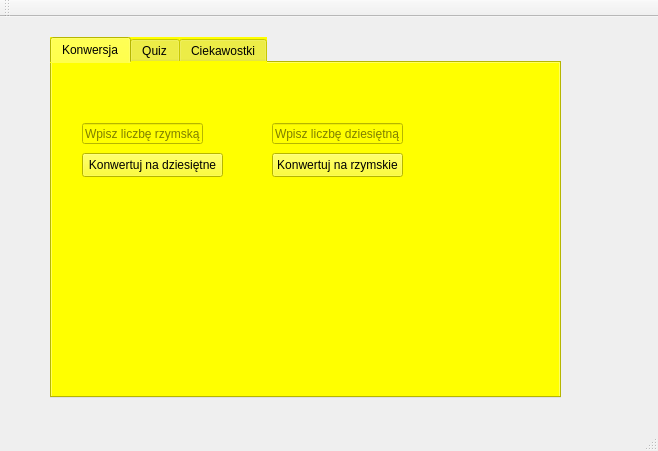
Above: KidsEduGame/GameGUI/GameGUI.ui from mirkosms/KidsEduGame before the change. Below: the same form after it.
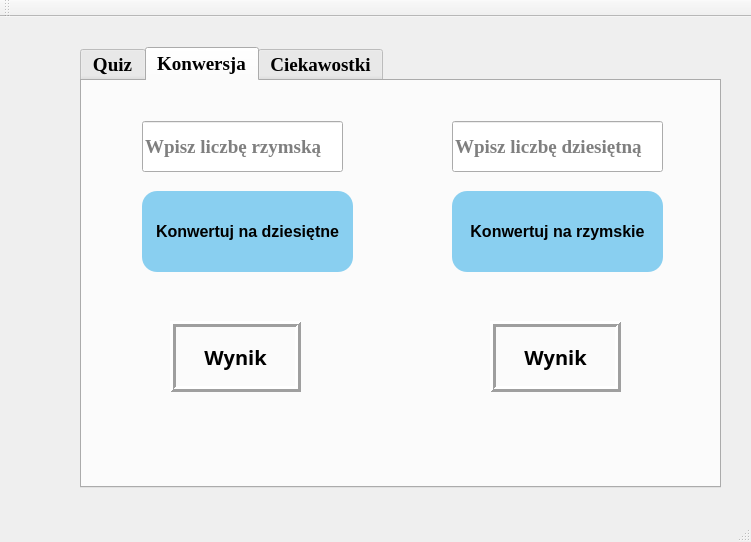
That is the form after the change. The open tabs and pages were chosen to show the change. Icons and pictures are not drawn.

Commit message:
Implement GUI Changes and Style Updates
- Added changes to the GUI.
- Worked on style updates.
- The program is now almost fully functional.

```diff
--- a/KidsEduGame/GameGUI/GameGUI.ui
+++ b/KidsEduGame/GameGUI/GameGUI.ui
@@ -6,8 +6,8 @@
    <rect>
     <x>0</x>
     <y>0</y>
-    <width>658</width>
-    <height>451</height>
+    <width>751</width>
+    <height>542</height>
    </rect>
   </property>
   <property name="windowTitle">
@@ -17,101 +17,36 @@
    <widget class="QTabWidget" name="tabWidget">
     <property name="geometry">
      <rect>
-      <x>50</x>
-      <y>20</y>
-      <width>511</width>
-      <height>361</height>
+      <x>80</x>
+      <y>30</y>
+      <width>641</width>
+      <height>441</height>
      </rect>
     </property>
+    <property name="font">
+     <font>
+      <family>Times New Roman</family>
+      <pointsize>14</pointsize>
+      <bold>true</bold>
+     </font>
+    </property>
+    <property name="autoFillBackground">
+     <bool>false</bool>
+    </property>
     <property name="styleSheet">
-     <string notr="true">background-color: yellow;</string>
+     <string notr="true">QPushButton {
+    border-radius: 15px;
+    background-color: #89CFF0;
+    padding: 10px;
+    }
+    QPushButton:hover {
+        background-color: #1E90FF;
+    }
+    </string>
     </property>
     <property name="currentIndex">
      <number>1</number>
     </property>
-    <widget class="QWidget" name="Konwersja">
-     <attribute name="title">
-      <string>Konwersja</string>
-     </attribute>
-     <widget class="QLineEdit" name="lineEditRoman">
-      <property name="geometry">
-       <rect>
-        <x>30</x>
-        <y>60</y>
-        <width>121</width>
-        <height>21</height>
-       </rect>
-      </property>
-      <property name="placeholderText">
-       <string>Wpisz liczbę rzymską</string>
-      </property>
-     </widget>
-     <widget class="QPushButton" name="pushButtonConvert2Decimal">
-      <property name="geometry">
-       <rect>
-        <x>30</x>
-        <y>90</y>
-        <width>141</width>
-        <height>24</height>
-       </rect>
-      </property>
-      <property name="text">
-       <string>Konwertuj na dziesiętne</string>
-      </property>
-     </widget>
-     <widget class="QLineEdit" name="lineEditDecimal">
-      <property name="geometry">
-       <rect>
-        <x>220</x>
-        <y>60</y>
-        <width>131</width>
-        <height>21</height>
-       </rect>
-      </property>
-      <property name="placeholderText">
-       <string>Wpisz liczbę dziesiętną</string>
-      </property>
-     </widget>
-     <widget class="QPushButton" name="pushButtonConvert2Roman">
-      <property name="geometry">
-       <rect>
-        <x>220</x>
-        <y>90</y>
-        <width>131</width>
-        <height>24</height>
-       </rect>
-      </property>
-      <property name="text">
-       <string>Konwertuj na rzymskie</string>
-      </property>
-     </widget>
-     <widget class="QLabel" name="labelRomanResult">
-      <property name="geometry">
-       <rect>
-        <x>260</x>
-        <y>140</y>
-        <width>49</width>
-        <height>16</height>
-       </rect>
-      </property>
-      <property name="text">
-       <string/>
-      </property>
-     </widget>
-     <widget class="QLabel" name="labelDecimalResult">
-      <property name="geometry">
-       <rect>
-        <x>80</x>
-        <y>140</y>
-        <width>49</width>
-        <height>16</height>
-       </rect>
-      </property>
-      <property name="text">
-       <string/>
-      </property>
-     </widget>
-    </widget>
     <widget class="QWidget" name="Quiz">
      <attribute name="title">
       <string>Quiz</string>
@@ -193,6 +128,177 @@
       <property name="text">
        <string>Start</string>
       </property>
+      <property name="icon">
+       <iconset theme="applications-multimedia"/>
+      </property>
+      <property name="autoDefault">
+       <bool>false</bool>
+      </property>
+     </widget>
+    </widget>
+    <widget class="QWidget" name="Konwersja">
+     <attribute name="title">
+      <string>Konwersja</string>
+     </attribute>
+     <widget class="QLineEdit" name="lineEditRoman">
+      <property name="geometry">
+       <rect>
+        <x>60</x>
+        <y>40</y>
+        <width>201</width>
+        <height>51</height>
+       </rect>
+      </property>
+      <property name="font">
+       <font>
+        <family>Times New Roman</family>
+        <pointsize>14</pointsize>
+        <bold>true</bold>
+       </font>
+      </property>
+      <property name="placeholderText">
+       <string>Wpisz liczbę rzymską</string>
+      </property>
+     </widget>
+     <widget class="QPushButton" name="pushButtonConvert2Decimal">
+      <property name="geometry">
+       <rect>
+        <x>60</x>
+        <y>110</y>
+        <width>211</width>
+        <height>81</height>
+       </rect>
+      </property>
+      <property name="font">
+       <font>
+        <pointsize>12</pointsize>
+        <bold>true</bold>
+       </font>
+      </property>
+      <property name="autoFillBackground">
+       <bool>false</bool>
+      </property>
+      <property name="text">
+       <string>Konwertuj na dziesiętne</string>
+      </property>
+     </widget>
+     <widget class="QLineEdit" name="lineEditDecimal">
+      <property name="geometry">
+       <rect>
+        <x>370</x>
+        <y>40</y>
+        <width>211</width>
+        <height>51</height>
+       </rect>
+      </property>
+      <property name="font">
+       <font>
+        <family>Times New Roman</family>
+        <pointsize>14</pointsize>
+        <bold>true</bold>
+       </font>
+      </property>
+      <property name="placeholderText">
+       <string>Wpisz liczbę dziesiętną</string>
+      </property>
+     </widget>
+     <widget class="QPushButton" name="pushButtonConvert2Roman">
+      <property name="geometry">
+       <rect>
+        <x>370</x>
+        <y>110</y>
+        <width>211</width>
+        <height>81</height>
+       </rect>
+      </property>
+      <property name="font">
+       <font>
+        <pointsize>12</pointsize>
+        <bold>true</bold>
+       </font>
+      </property>
+      <property name="autoFillBackground">
+       <bool>false</bool>
+      </property>
+      <property name="text">
+       <string>Konwertuj na rzymskie</string>
+      </property>
+     </widget>
+     <widget class="QLabel" name="labelRomanResult">
+      <property name="geometry">
+       <rect>
+        <x>408</x>
+        <y>240</y>
+        <width>131</width>
+        <height>71</height>
+       </rect>
+      </property>
+      <property name="font">
+       <font>
+        <family>Sitka Small Semibold</family>
+        <pointsize>15</pointsize>
+        <bold>true</bold>
+       </font>
+      </property>
+      <property name="mouseTracking">
+       <bool>false</bool>
+      </property>
+      <property name="frameShape">
+       <enum>QFrame::Box</enum>
+      </property>
+      <property name="frameShadow">
+       <enum>QFrame::Raised</enum>
+      </property>
+      <property name="lineWidth">
+       <number>3</number>
+      </property>
+      <property name="text">
+       <string>Wynik</string>
+      </property>
+      <property name="textFormat">
+       <enum>Qt::PlainText</enum>
+      </property>
+      <property name="alignment">
+       <set>Qt::AlignCenter</set>
+      </property>
+     </widget>
+     <widget class="QLabel" name="labelDecimalResult">
+      <property name="geometry">
+       <rect>
+        <x>88</x>
+        <y>240</y>
+        <width>131</width>
+        <height>71</height>
+       </rect>
+      </property>
+      <property name="font">
+       <font>
+        <family>Sitka Small Semibold</family>
+        <pointsize>15</pointsize>
+        <bold>true</bold>
+       </font>
+      </property>
+      <property name="mouseTracking">
+       <bool>false</bool>
+      </property>
+      <property name="frameShape">
+       <enum>QFrame::Box</enum>
+      </property>
+      <property name="frameShadow">
+       <enum>QFrame::Raised</enum>
+      </property>
+      <property name="lineWidth">
+       <number>3</number>
+      </property>
+      <property name="text">
+       <string>Wynik</string>
+      </property>
+      <property name="textFormat">
+       <enum>Qt::PlainText</enum>
+      </property>
+      <property name="alignment">
+       <set>Qt::AlignCenter</set>
+      </property>
      </widget>
     </widget>
     <widget class="QWidget" name="tab">
```
Left out of the diff: 139 changed lines with no effect on the pictures. The commit also changes 3 other files.
